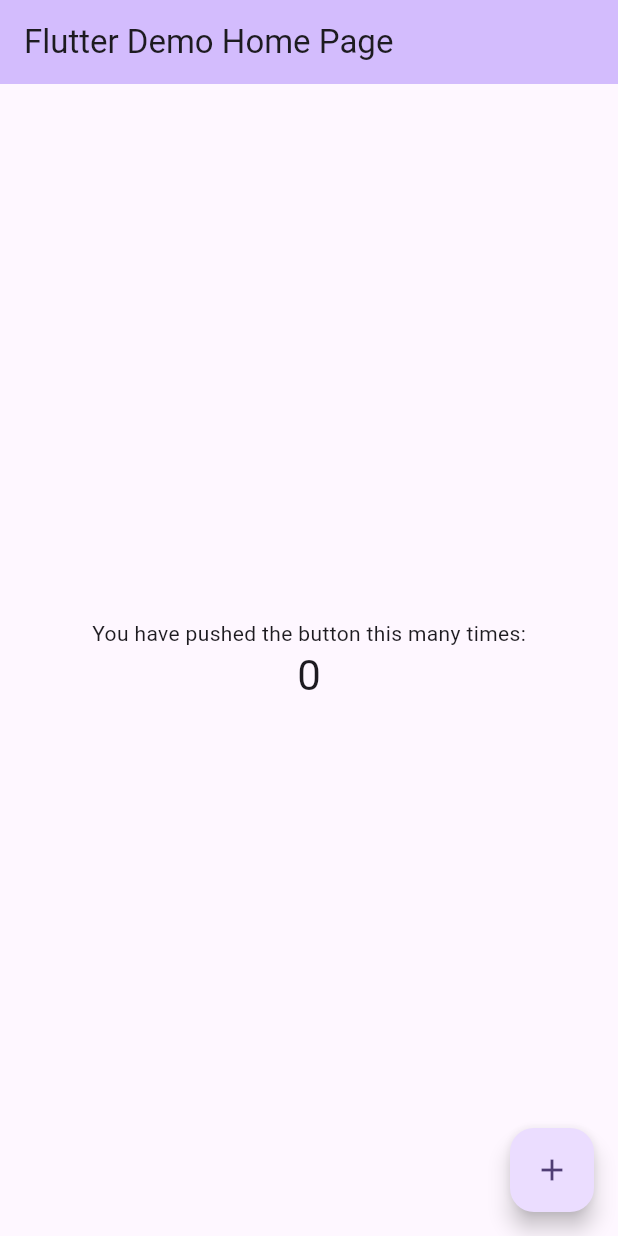
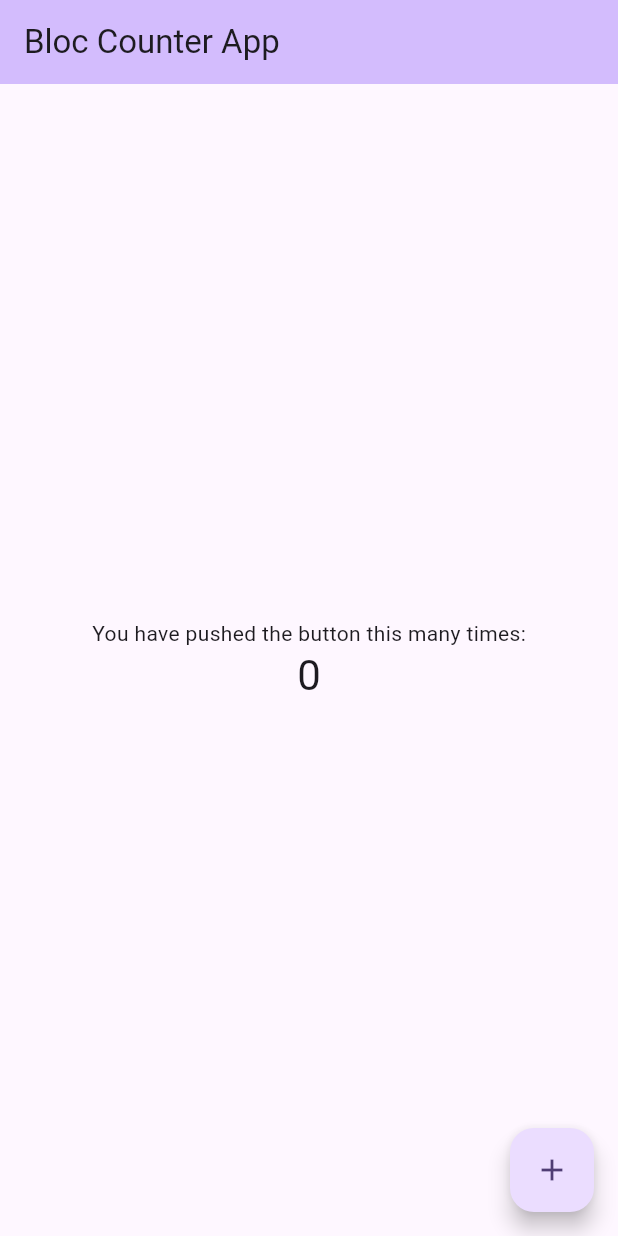
Before and after one commit to Ryan-PG/faradars-bloc-tutorial-bloc-counter, a Flutter app: the screen it shows after launch, on a phone screen of 412 x 824 dp. Run offline on Flutter 3.47's test engine with Material 2 defaults, Android fonts, the phone set to English and light mode, and no system bars; our stand-ins replace bloc, flutter_bloc.

```diff
--- a/lib/main.dart
+++ b/lib/main.dart
@@ -20,7 +20,7 @@ class MyApp extends StatelessWidget {
       ),
       home: BlocProvider(
         create: (context) => CounterBloc(),
-        child: const MyHomePage(title: 'Flutter Demo Home Page'),
+        child: const MyHomePage(title: 'Bloc Counter App'),
       ),
     );
   }
```
Also changed, not shown: Bloc_Counter_App_Code.png (added), Bloc_Counter_App_UI.png (added), 1 other file.
